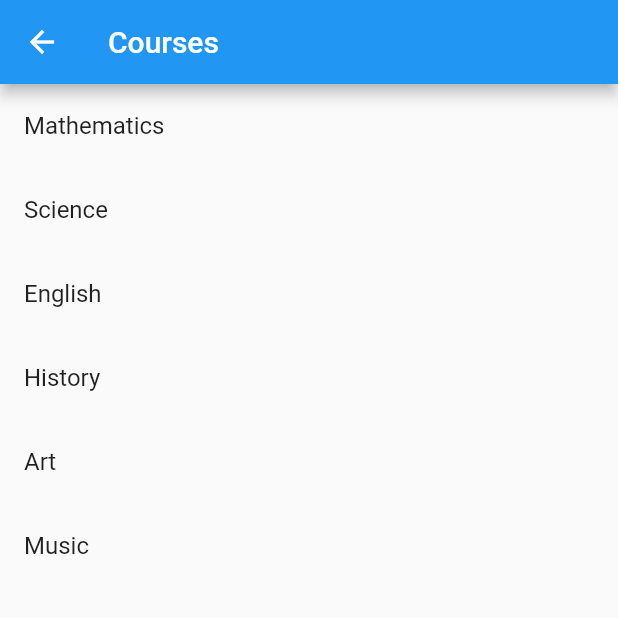
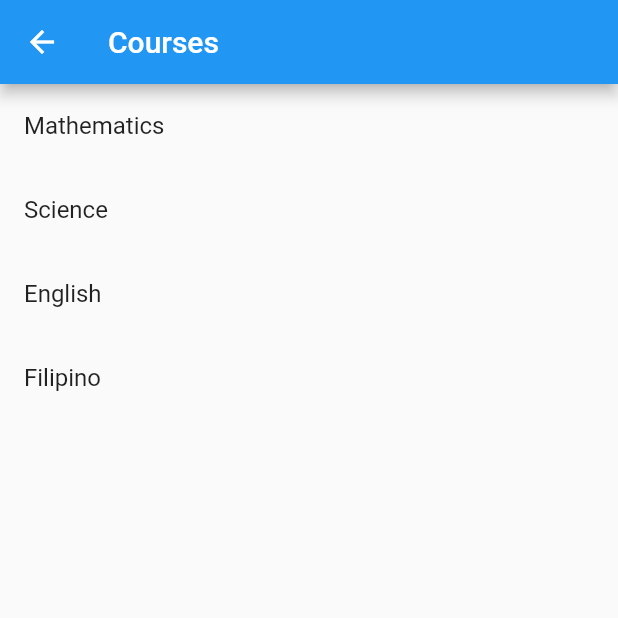
Before and after one commit to markaceee/learning_management_system, a Flutter app: the CourseList screen opened directly, on a phone screen of 412 x 824 dp, the top half of it. Run offline on Flutter 3.47's test engine with Material 2 defaults, Android fonts, the phone set to English and light mode, and no system bars; our stand-ins replace open_file.

Commit message:
nag update ako ng mga ilang words

```diff
--- a/lib/main.dart
+++ b/lib/main.dart
@@ -155,9 +155,7 @@ class CourseList extends StatelessWidget {
     'Mathematics',
     'Science',
     'English',
-    'History',
-    'Art',
-    'Music'
+    'Filipino',
   ];
   CourseList({Key? key}) : super(key: key);
 
```
